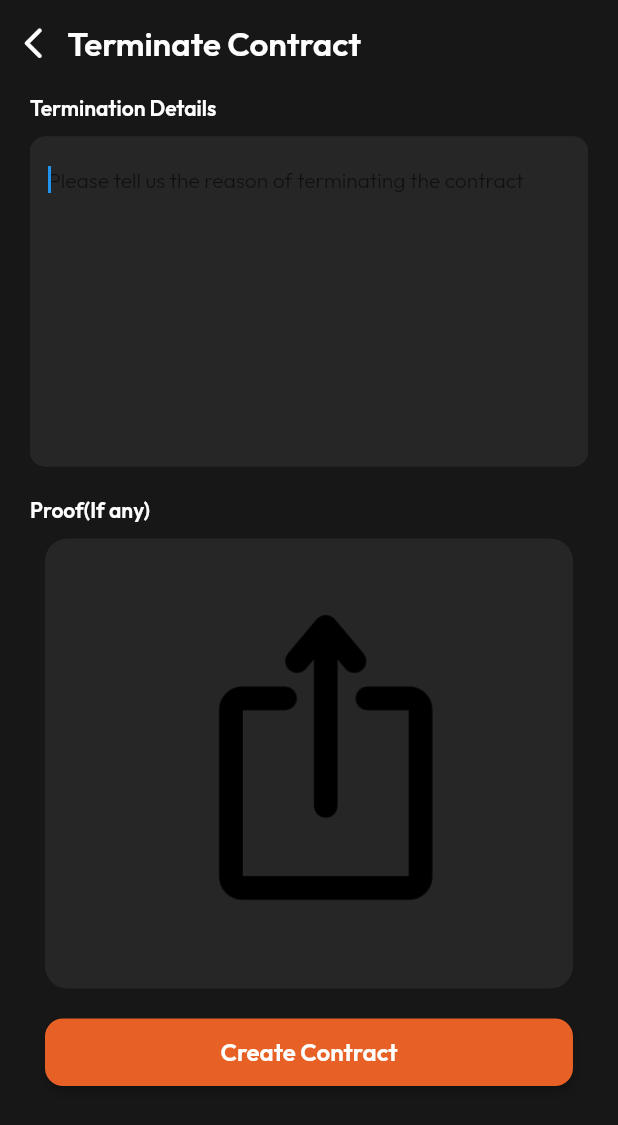
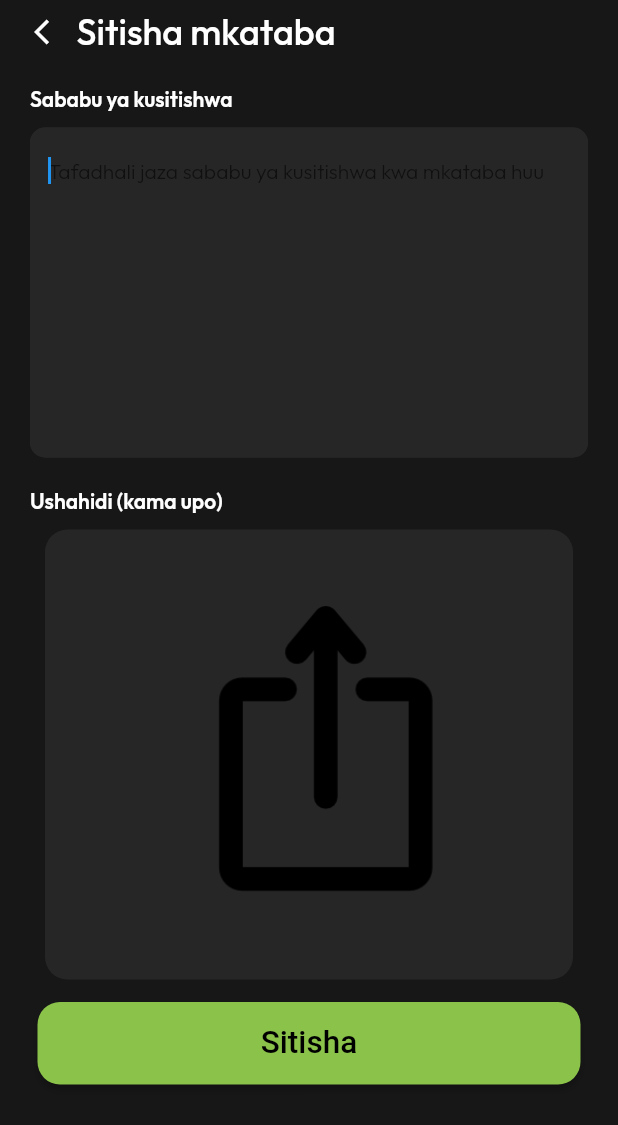
Before and after one commit to davisromans/grand_lipia, a Flutter app: the TerminateWidget screen opened directly, on a phone screen of 412 x 824 dp. Shown: the top 1125 px of the screen. Run offline on Flutter 3.47's test engine with Material 2 defaults, Android fonts, the phone set to English and light mode, and no system bars; drawn by our look-alikes of auto_size_text; our stand-ins replace carousel_slider, dotted_border, easy_debounce, file_picker, floating_bottom_navigation_bar, flutter_rating_bar and 6 more; missing offline and left inert: cloudinary_public, flutter_platform_alert, json_path; accounts and stored records are empty; network calls fail; Roboto replaces fonts that are missing (Ubuntu).

Commit message:
fixed contract info name

```diff
--- a/lib/Utils/product.dart
+++ b/lib/Utils/product.dart
@@ -15,6 +15,7 @@ class Product {
   final String dealer;
   final String url;
   final String buyerImage;
+  final String receiver;
   final List<Rating>? rating;
   Product({
     required this.name,
@@ -28,6 +29,7 @@ class Product {
     required this.dealer,
     required this.url,
     required this.buyerImage,
+    required this.receiver,
     this.id,
     this.rating,
   });
@@ -47,6 +49,7 @@ class Product {
       'dealer': dealer,
       'url': url,
       'buyerImage': buyerImage,
+      'receiver': receiver,
     };
   }
 
@@ -62,6 +65,7 @@ class Product {
       buyer: map['buyer'] ?? '',
       seller: map['seller'] ?? '',
       dealer: map['dealer'] ?? '',
+      receiver: map['receiver'] ?? '',
       price: map['price']?.toDouble() ?? 0.0,
       id: map['_id'],
       rating: map['ratings'] != null
--- a/lib/components/admin_services.dart
+++ b/lib/components/admin_services.dart
@@ -25,6 +25,7 @@ class sellerRequest {
     required String status,
     required String dealer,
     required String url,
+    required String receiver,
     required String buyerImage,
     required List<File> images,
   }) async {
@@ -52,6 +53,7 @@ class sellerRequest {
         dealer: dealer,
         url: url,
         buyerImage: buyerImage,
+        receiver: receiver,
       );
 
       http.Response res = await http.post(
--- a/lib/components/contract_widget.dart
+++ b/lib/components/contract_widget.dart
@@ -37,6 +37,7 @@ class _ContractWidgetState extends State<ContractWidget>
   bool infoSearch = false;
   var buyerImage = '';
   bool contractActivate = false;
+  var buyerName;
   var url;
   getUser() async {
     SharedPreferences prefs = await SharedPreferences.getInstance();
@@ -258,6 +259,7 @@ class _ContractWidgetState extends State<ContractWidget>
         status: status.toString(),
         dealer: sellerName,
         url: url,
+        receiver: buyerName,
         buyerImage: buyerImage,
       );
     } else {
@@ -805,6 +807,7 @@ class _ContractWidgetState extends State<ContractWidget>
                             child: ElevatedButton(
                               onPressed: () {
                                 fetchBuyer();
+
                               },
                               child: Icon(
                                 Icons.check,
@@ -843,6 +846,7 @@ class _ContractWidgetState extends State<ContractWidget>
                             physics: const NeverScrollableScrollPhysics(),
                           itemCount: 1,
                             itemBuilder: (context, index) {
+                              buyerName = infoList[index]['name'];
                               buyerImage = infoList[index]['images'].length > 0?
                               infoList[index]['images'][0]:
                               'https://www.linkpicture.com/q/dp_3.png';
--- a/lib/components/terminate_widget.dart
+++ b/lib/components/terminate_widget.dart
@@ -210,6 +210,35 @@ class _TerminateWidgetState extends State<TerminateWidget>
   Widget build(BuildContext context) {
     return new Scaffold(
         backgroundColor: FlutterFlowTheme.of(context).primaryBackground,
+      appBar: AppBar(
+        centerTitle: false,
+        automaticallyImplyLeading: false,
+        leading: new IconButton(
+          icon: new Icon(
+            Icons.arrow_back_ios_outlined,
+            color: Colors.white,
+            size: 20,
+          ),
+          onPressed: () => Navigator.of(context).pop(),
+        ),
+        titleSpacing: -10,
+        title: Padding(
+          padding: const EdgeInsets.fromLTRB(5, 0, 10, 0),
+          child: Text(
+            'Sitisha mkataba',
+            style: FlutterFlowTheme.of(context).bodyText2.override(
+              fontFamily: 'Outfit',
+              color: Colors.white,
+              fontSize: 24,
+              fontWeight: FontWeight.w500,
+            ),
+          ),
+        ),
+        backgroundColor: Colors.transparent,
+        bottomOpacity: 0.0,
+        elevation: 0.0,
+        toolbarHeight: 42,
+      ),
       body: SafeArea(
       child: Padding(
         padding: EdgeInsetsDirectional.fromSTEB(0, 0, 0, 0),
@@ -217,81 +246,18 @@ class _TerminateWidgetState extends State<TerminateWidget>
           child: Column(
             mainAxisAlignment: MainAxisAlignment.spaceBetween,
             children: [
-              Padding(
-                padding: EdgeInsetsDirectional.fromSTEB(10, 15, 10, 0),
-                child: Row(
-                  mainAxisSize: MainAxisSize.max,
-                  mainAxisAlignment: MainAxisAlignment.spaceBetween,
-                  children: [
-                    Container(
-                      child: Row(
-                        children: [
-                          InkWell(
-                            onTap: () async {
-                              Navigator.pop(context);
-                            },
-                            child: Icon(
-                              Icons.arrow_back_ios_rounded,
-                              color: FlutterFlowTheme.of(context).primaryColor,
-                              size: 25,
-                            ),
-                          ),
-                           SizedBox(width: 10,),
-                           Text(
-                            'Terminate Contract',
-                            textAlign: TextAlign.start,
-                            style: FlutterFlowTheme.of(context)
-                                .subtitle2
-                                .override(
-                              fontFamily: 'Outfit',
-                              color:
-                              FlutterFlowTheme.of(context).primaryColor,
-                              fontSize: 22,
-                            ),
-                          )
-                            ],
-                          ),
-                    ).animated(
-                        [animationsMap['textOnPageLoadAnimation1']!]),
-                        ],
-                ),
-              ),
-              Padding(
-                padding: EdgeInsetsDirectional.fromSTEB(0, 0, 0, 0),
-                child: Container(
-                  decoration: BoxDecoration(
-                    color: FlutterFlowTheme.of(context).primaryBackground,
-                  ),
-                ),
-              ),
-              Padding(
-                padding: EdgeInsetsDirectional.fromSTEB(0, 15, 0, 0),
-                child: Container(
-                  decoration: BoxDecoration(
-                    color: FlutterFlowTheme.of(context).primaryBackground,
-                  ),
-                ),
-              ),
-              Padding(
-                padding: EdgeInsetsDirectional.fromSTEB(0, 5, 0, 0),
-                child: Container(
-                  decoration: BoxDecoration(
-                    color: FlutterFlowTheme.of(context).primaryBackground,
-                  ),
-                ),
-              ),
               Column(
                 mainAxisSize: MainAxisSize.max,
                 children: [
                   Padding(
-                    padding: EdgeInsetsDirectional.fromSTEB(15, 0, 0, 0),
+                    padding: EdgeInsetsDirectional.fromSTEB(15, 15, 0, 0),
                     child: Row(
                       mainAxisSize: MainAxisSize.max,
                       children: [
                         Padding(
                           padding: EdgeInsetsDirectional.fromSTEB(5, 0, 0, 0),
                           child: Text(
-                            'Termination Details',
+                            'Sababu ya kusitishwa',
                             textAlign: TextAlign.start,
                             style: FlutterFlowTheme.of(context)
                                 .subtitle2
@@ -319,7 +285,7 @@ class _TerminateWidgetState extends State<TerminateWidget>
                       autofocus: true,
                       obscureText: false,
                       decoration: InputDecoration(
-                        hintText: 'Please tell us the reason of terminating the contract',
+                        hintText: 'Tafadhali jaza sababu ya kusitishwa kwa mkataba huu',
                         enabledBorder: OutlineInputBorder(
                           borderSide: BorderSide(
                             color: FlutterFlowTheme.of(context).secondaryBackground,
@@ -360,7 +326,7 @@ class _TerminateWidgetState extends State<TerminateWidget>
                         Padding(
                           padding: EdgeInsetsDirectional.fromSTEB(15, 0, 0, 0),
                           child: Text(
-                            'Proof(If any) ',
+                            'Ushahidi (kama upo)',
                             textAlign: TextAlign.start,
                             style: FlutterFlowTheme.of(context)
                                 .subtitle2
@@ -399,38 +365,48 @@ class _TerminateWidgetState extends State<TerminateWidget>
                   ),
                 ],
               ),
+        Padding(
+                  padding: const EdgeInsets.only(top: 15, bottom: 15, left:25, right: 25),
+                  child: Container(
+                    width: MediaQuery.of(context).size.width,
+                    height: 55,
+                    decoration: BoxDecoration(
+                      borderRadius: BorderRadius.circular(15),
+                    ),
+                    child: ListView.builder(
+                        itemCount: 1,
+                        physics: const NeverScrollableScrollPhysics(),
+                        itemBuilder: (context, index) {
+                          return ElevatedButton(
+                            onPressed: () {
+                            //deleteProduct();
+                            },
+                            child: Padding(
+                              padding: const EdgeInsets.all(15.0),
+                              child: Text(
+                                'Sitisha',
+                              ),
+                            ),
+                            style: ElevatedButton.styleFrom(
+                              primary:  Colors.lightGreen,
+                              onPrimary: Colors.black,
+                              textStyle: FlutterFlowTheme.of(context)
+                                  .title1
+                                  .override(
+                                fontFamily: 'Ubuntu',
+                                color: Colors.black,
+                                fontSize: 21,
+                                fontWeight: FontWeight.w500,
+                              ),
+                              shape: RoundedRectangleBorder(
+                                  borderRadius:
+                                  BorderRadius.circular(15)),
+                            ),
+                          );
+                        }),
+                  ),
+                ),
 
-              Padding(
-                padding: EdgeInsetsDirectional.fromSTEB(30, 20, 30, 10),
-                child: FFButtonWidget(
-                  onPressed: () async {
-                    // await Navigator.push(
-                    //   context,
-                    //   PageTransition(
-                    //     type: PageTransitionType.fade,
-                    //     duration: Duration(milliseconds: 0),
-                    //     reverseDuration: Duration(milliseconds: 0),
-                    //     child: HomePageWidget(),
-                    //   ),
-                    // );
-                  },
-                  text: 'Create Contract',
-                  options: FFButtonOptions(
-                    width: double.infinity,
-                    height: 45,
-                    color: FlutterFlowTheme.of(context).secondaryColor,
-                    textStyle: FlutterFlowTheme.of(context).subtitle2.override(
-                      fontFamily: 'Outfit',
-                      color: Colors.white,
-                    ),
-                    borderSide: BorderSide(
-                      color: Colors.transparent,
-                      width: 1,
-                    ),
-                    borderRadius: BorderRadius.circular(12),
-                  ),
-                ).animated([animationsMap['buttonOnPageLoadAnimation']!]),
-              ),
             ],
           ),
         ),
```
Also changed, not shown: lib/components/contract_info_widget.dart (+20 -9 lines), lib/home_page/home_page_widget.dart (+13 -14 lines), 1 other file.
